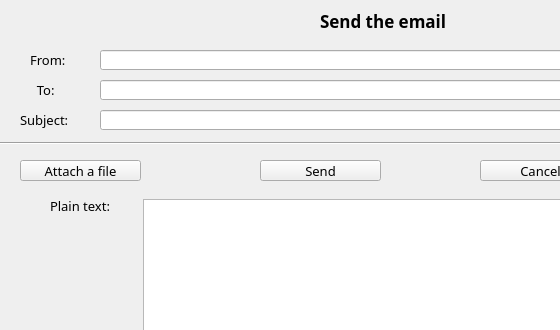
Qt form UI/send.ui (zhongjn/Neutrino) before a commit; both pictures show x 0 to 560 and y 0 to 330 of the 800 by 600 pixel window.
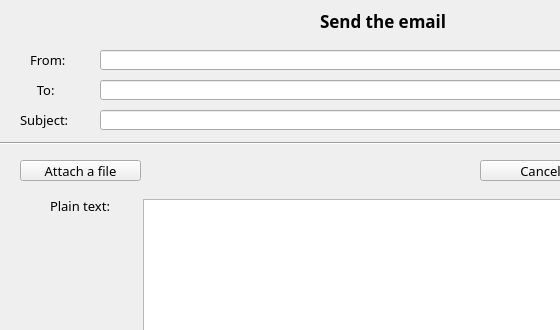
The same form after that commit. Icons and pictures are not drawn.

```diff
--- a/UI/send.ui
+++ b/UI/send.ui
@@ -268,29 +268,7 @@
     <cursorShape>IBeamCursor</cursorShape>
    </property>
   </widget>
-  <widget class="QPushButton" name="pushButton_4">
-   <property name="geometry">
-    <rect>
-     <x>260</x>
-     <y>160</y>
-     <width>121</width>
-     <height>21</height>
-    </rect>
-   </property>
-   <property name="font">
-    <font>
-     <family>微软雅黑</family>
-     <pointsize>10</pointsize>
-    </font>
-   </property>
-   <property name="cursor">
-    <cursorShape>PointingHandCursor</cursorShape>
-   </property>
-   <property name="text">
-    <string>Send</string>
-   </property>
-  </widget>
-  <widget class="QPushButton" name="pushButton_5">
+  <widget class="QPushButton" name="pushButton_send">
    <property name="geometry">
     <rect>
      <x>650</x>
```
